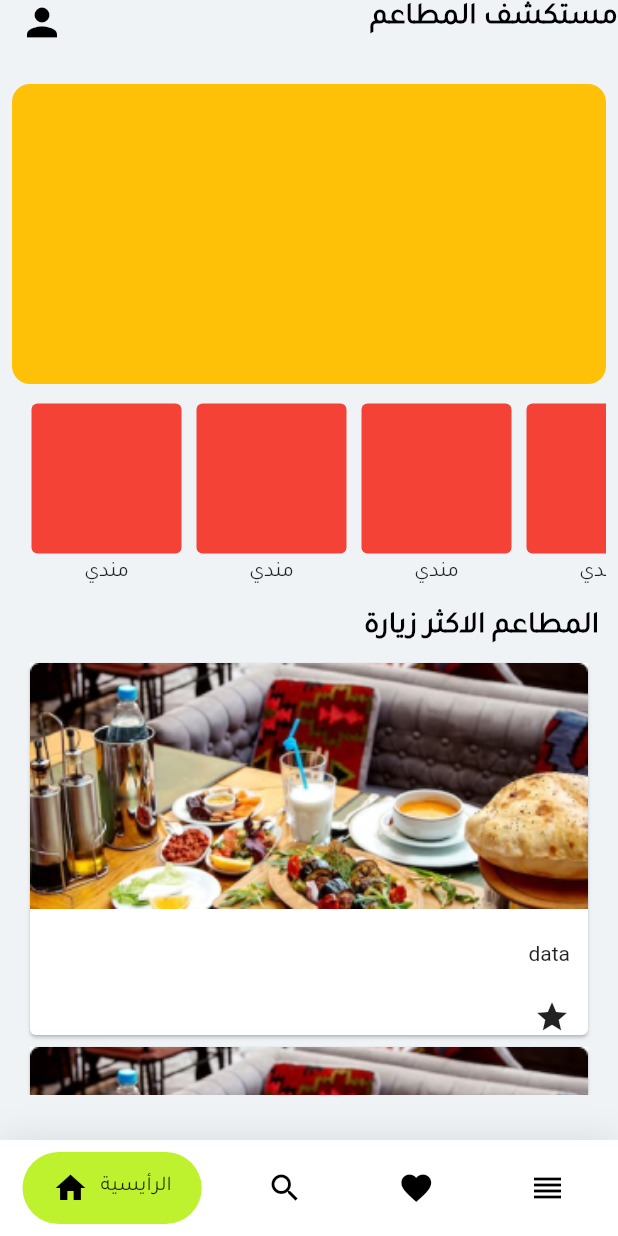
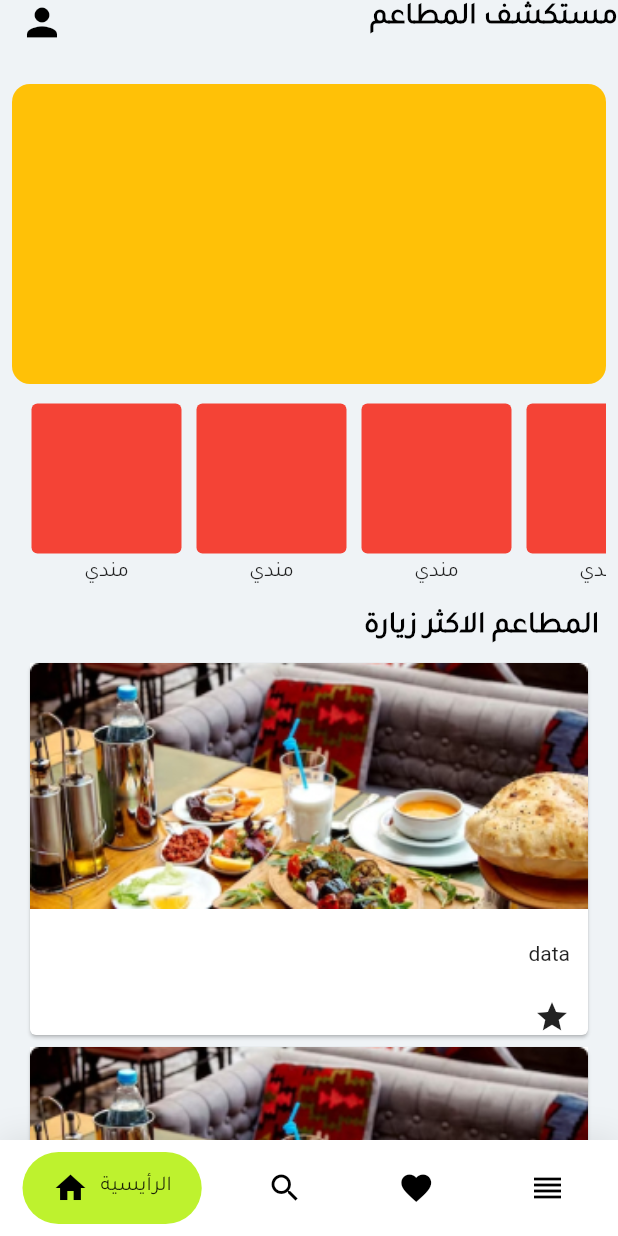
Before and after one commit to haneenAmer/rss_app, a Flutter app: the NavBar screen opened directly, on a phone screen of 412 x 824 dp. Run offline on Flutter 3.47's test engine with Material 2 defaults, Android fonts, the phone set to English and light mode, and no system bars; drawn by our look-alikes of google_nav_bar; our stand-ins replace animated_splash_screen.

Commit message:
add MediaQuery

```diff
--- a/lib/ui/screens/home_screen.dart
+++ b/lib/ui/screens/home_screen.dart
@@ -83,7 +83,7 @@ class _HomeScreenState extends State<HomeScreen> {
               ),
             ),
             SizedBox(
-                height: 300,
+                height: MediaQuery.of(context).size.height,
                 width: double.infinity,
                 child: ListView.builder(
                     //shrinkWrap: true,
```
